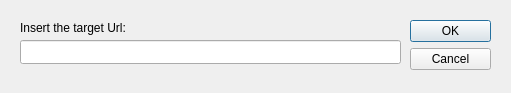
Qt form urldialog.ui (Yovsky/Quantum) before a commit.
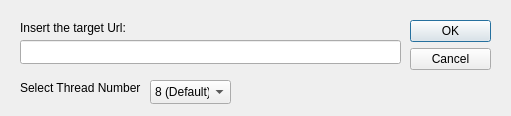
The same form after that commit.

Patch:
```diff
--- a/urldialog.ui
+++ b/urldialog.ui
@@ -7,7 +7,7 @@
     <x>0</x>
     <y>0</y>
     <width>511</width>
-    <height>93</height>
+    <height>116</height>
    </rect>
   </property>
   <property name="windowTitle">
@@ -52,6 +52,57 @@
     </rect>
    </property>
   </widget>
+  <widget class="QLabel" name="label_2">
+   <property name="geometry">
+    <rect>
+     <x>20</x>
+     <y>80</y>
+     <width>121</width>
+     <height>16</height>
+    </rect>
+   </property>
+   <property name="text">
+    <string>Select Thread Number:</string>
+   </property>
+  </widget>
+  <widget class="QComboBox" name="threadNumber">
+   <property name="geometry">
+    <rect>
+     <x>150</x>
+     <y>80</y>
+     <width>81</width>
+     <height>24</height>
+    </rect>
+   </property>
+   <property name="currentIndex">
+    <number>3</number>
+   </property>
+   <item>
+    <property name="text">
+     <string>1</string>
+    </property>
+   </item>
+   <item>
+    <property name="text">
+     <string>2</string>
+    </property>
+   </item>
+   <item>
+    <property name="text">
+     <string>4</string>
+    </property>
+   </item>
+   <item>
+    <property name="text">
+     <string>8 (Default)</string>
+    </property>
+   </item>
+   <item>
+    <property name="text">
+     <string>16</string>
+    </property>
+   </item>
+  </widget>
  </widget>
  <resources/>
  <connections>
```
